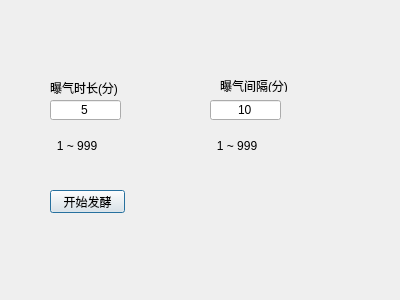
Qt form HqswHgd/customfersettingdialog.ui (hqtecheptech/MagicPill) before a commit.
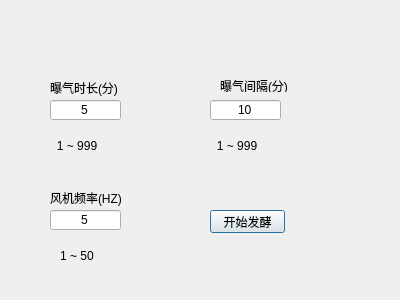
The same form after that commit.

Diff of the .ui file:
```diff
--- a/HqswHgd/customfersettingdialog.ui
+++ b/HqswHgd/customfersettingdialog.ui
@@ -77,8 +77,8 @@
   <widget class="QPushButton" name="customFerButton">
    <property name="geometry">
     <rect>
-     <x>50</x>
-     <y>190</y>
+     <x>210</x>
+     <y>210</y>
      <width>75</width>
      <height>23</height>
     </rect>
@@ -119,6 +119,51 @@
     <set>Qt::AlignCenter</set>
    </property>
   </widget>
+  <widget class="QLabel" name="label_3">
+   <property name="geometry">
+    <rect>
+     <x>50</x>
+     <y>250</y>
+     <width>54</width>
+     <height>12</height>
+    </rect>
+   </property>
+   <property name="text">
+    <string>1 ~ 50</string>
+   </property>
+   <property name="alignment">
+    <set>Qt::AlignCenter</set>
+   </property>
+  </widget>
+  <widget class="QLabel" name="label1_2">
+   <property name="geometry">
+    <rect>
+     <x>50</x>
+     <y>190</y>
+     <width>71</width>
+     <height>16</height>
+    </rect>
+   </property>
+   <property name="text">
+    <string>风机频率(HZ)</string>
+   </property>
+  </widget>
+  <widget class="QLineEdit" name="fanFrequencyLineEdit">
+   <property name="geometry">
+    <rect>
+     <x>50</x>
+     <y>210</y>
+     <width>71</width>
+     <height>20</height>
+    </rect>
+   </property>
+   <property name="text">
+    <string>5</string>
+   </property>
+   <property name="alignment">
+    <set>Qt::AlignCenter</set>
+   </property>
+  </widget>
  </widget>
  <resources/>
  <connections/>
```
